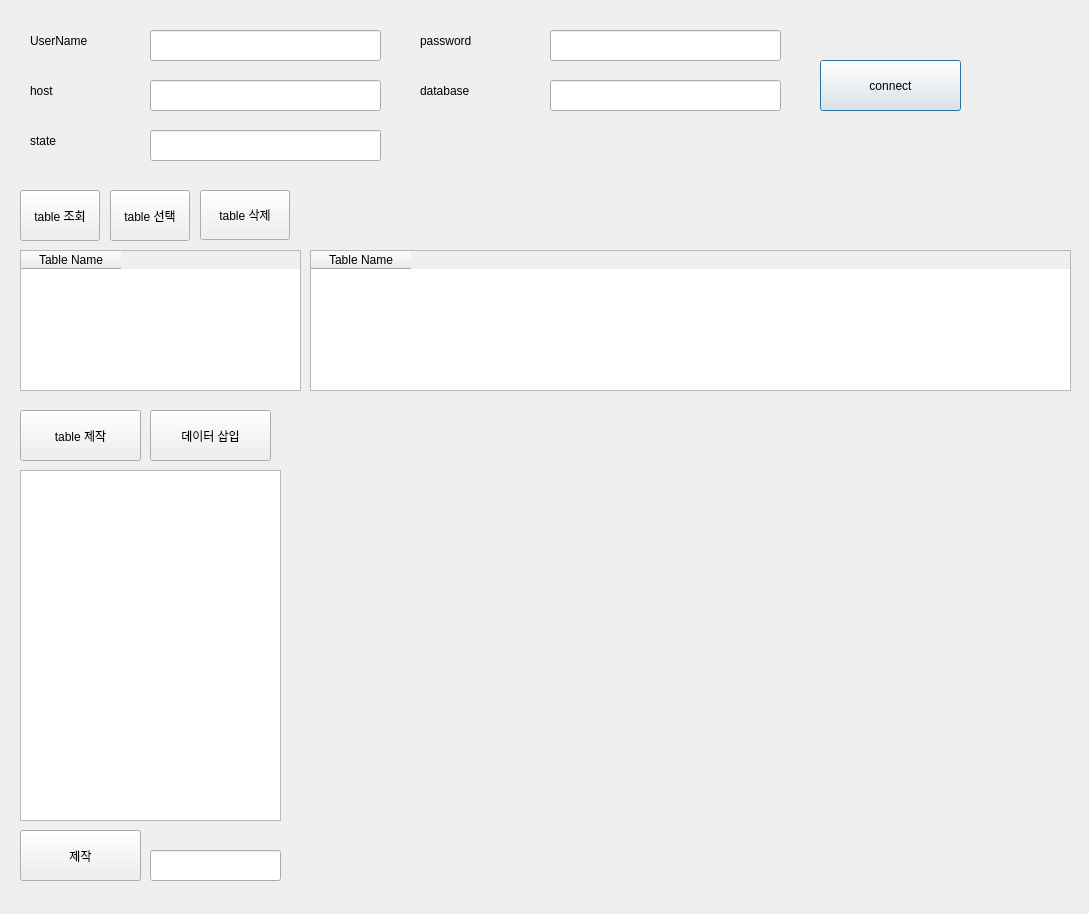
Before: the Qt Designer form GUI_SQL_MAKER/editor.ui in brainKimDu/SQL_Maker, drawn with Qt 5.
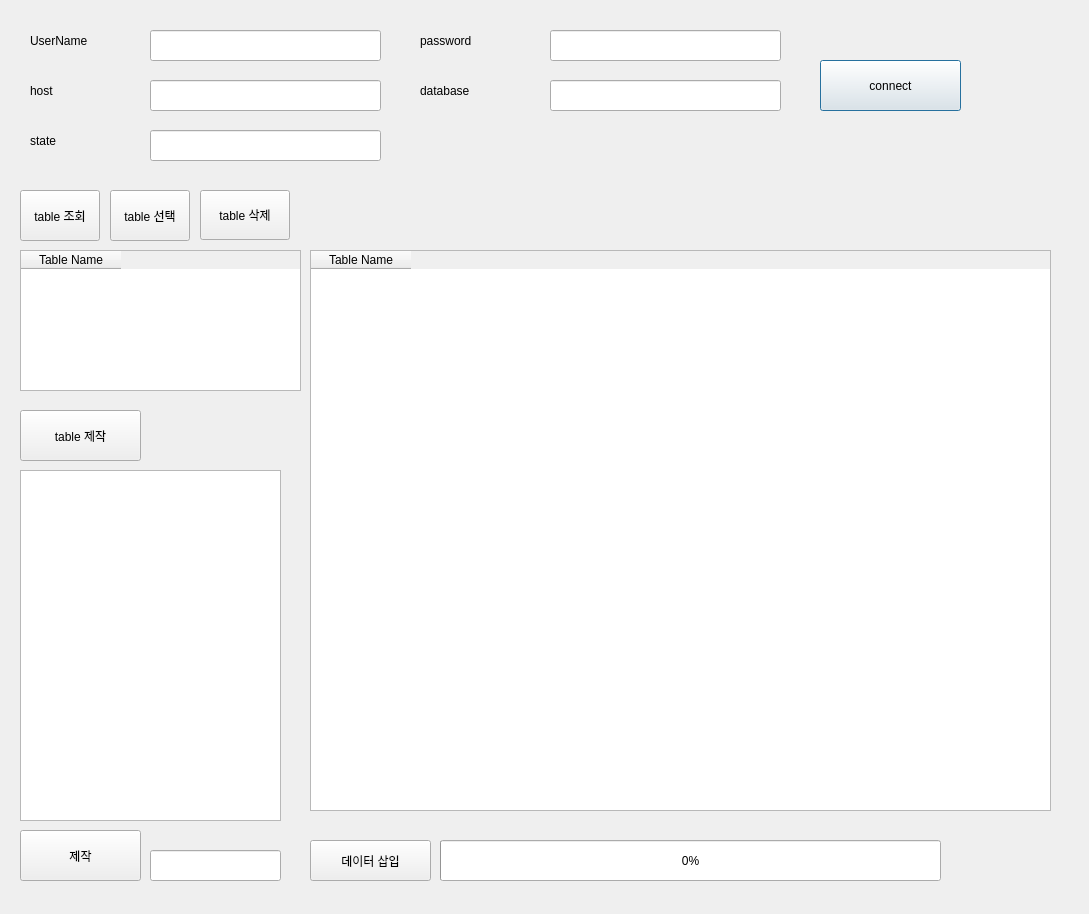
After: the same form once the commit is applied.

The edit to the form file:
```diff
--- a/GUI_SQL_MAKER/editor.ui
+++ b/GUI_SQL_MAKER/editor.ui
@@ -203,8 +203,8 @@
     <rect>
      <x>310</x>
      <y>250</y>
-     <width>761</width>
-     <height>141</height>
+     <width>741</width>
+     <height>561</height>
     </rect>
    </property>
    <column>
@@ -229,10 +229,10 @@
   <widget class="QPushButton" name="btnInsert">
    <property name="geometry">
     <rect>
-     <x>150</x>
-     <y>410</y>
+     <x>310</x>
+     <y>840</y>
      <width>121</width>
-     <height>51</height>
+     <height>41</height>
     </rect>
    </property>
    <property name="text">
@@ -291,6 +291,35 @@
     <bool>true</bool>
    </property>
   </widget>
+  <widget class="QProgressBar" name="progressBar">
+   <property name="geometry">
+    <rect>
+     <x>440</x>
+     <y>840</y>
+     <width>501</width>
+     <height>41</height>
+    </rect>
+   </property>
+   <property name="maximum">
+    <number>100</number>
+   </property>
+   <property name="value">
+    <number>0</number>
+   </property>
+  </widget>
+  <widget class="QLabel" name="label">
+   <property name="geometry">
+    <rect>
+     <x>960</x>
+     <y>840</y>
+     <width>67</width>
+     <height>31</height>
+    </rect>
+   </property>
+   <property name="text">
+    <string/>
+   </property>
+  </widget>
  </widget>
  <resources/>
  <connections/>
```
